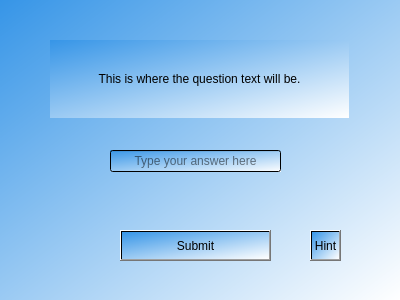
This is View/QuestionScreen.ui in JakeH-32/Capstone as Qt 5 draws it before an edit. The edited form follows.
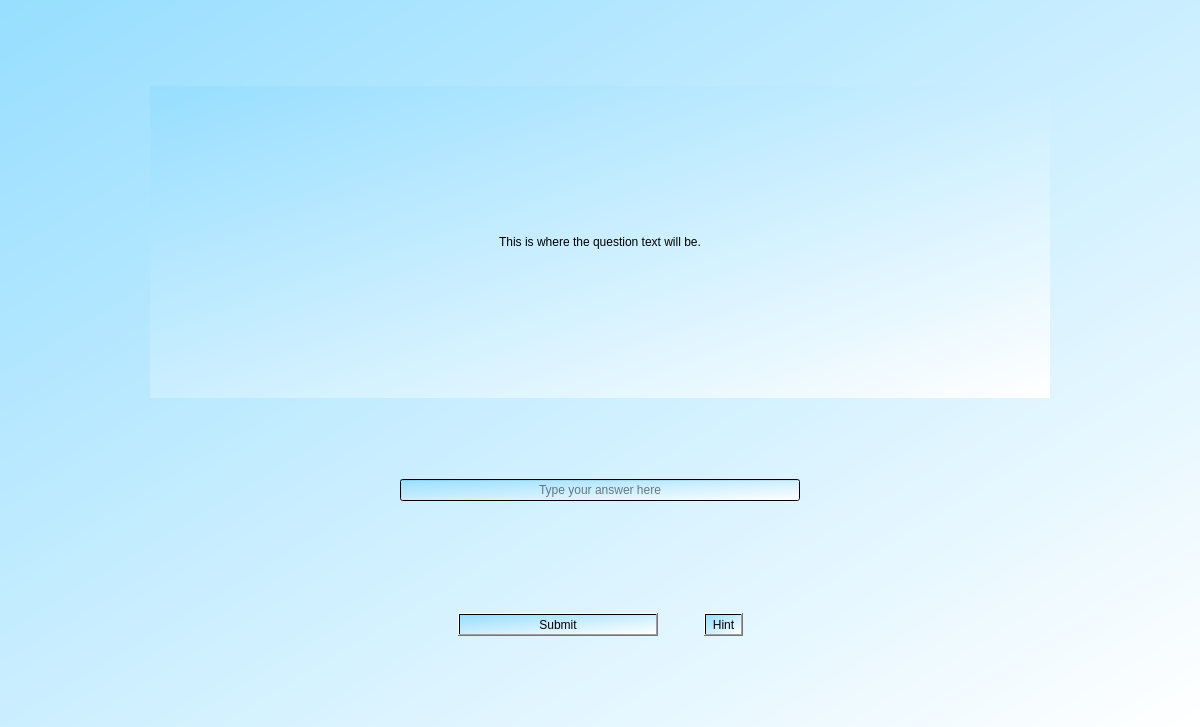
This is the edited form.

Patch:
```diff
--- a/View/QuestionScreen.ui
+++ b/View/QuestionScreen.ui
@@ -6,8 +6,8 @@
    <rect>
     <x>0</x>
     <y>0</y>
-    <width>400</width>
-    <height>300</height>
+    <width>1200</width>
+    <height>727</height>
    </rect>
   </property>
   <property name="windowTitle">
@@ -15,146 +15,364 @@
   </property>
   <property name="styleSheet">
    <string notr="true">QWidget{
-background-color:qlineargradient(spread:pad, x1:0, y1:0, x2:1, y2:1, stop:0 rgba(54, 149, 231, 255), stop:1 rgba(255, 255, 255, 255))
+background-color:qlineargradient(spread:pad, x1:0, y1:0, x2:1, y2:1, stop:0 rgb(151, 222, 255), stop:1 rgba(255, 255, 255, 255))
 }</string>
   </property>
-  <widget class="QLabel" name="QuestionLabel">
-   <property name="geometry">
-    <rect>
-     <x>50</x>
-     <y>40</y>
-     <width>299</width>
-     <height>78</height>
-    </rect>
-   </property>
-   <property name="styleSheet">
-    <string notr="true">QWidget{
-font: 25 12pt &quot;Calibri&quot;;
-background-color: &quot;lightgrey&quot;
-}</string>
-   </property>
-   <property name="text">
-    <string>This is where the question text will be.</string>
-   </property>
-   <property name="alignment">
-    <set>Qt::AlignCenter</set>
-   </property>
-  </widget>
-  <widget class="QPushButton" name="submit">
-   <property name="geometry">
-    <rect>
-     <x>120</x>
-     <y>230</y>
-     <width>151</width>
-     <height>31</height>
-    </rect>
-   </property>
-   <property name="styleSheet">
-    <string notr="true">QWidget{
-font: 25 12pt &quot;Calibri&quot;;
-background-color: &quot;lightgrey&quot;
-}</string>
-   </property>
-   <property name="text">
-    <string>Submit</string>
-   </property>
-  </widget>
-  <widget class="QLineEdit" name="answerBox">
-   <property name="geometry">
-    <rect>
-     <x>110</x>
-     <y>150</y>
-     <width>171</width>
-     <height>22</height>
-    </rect>
-   </property>
-   <property name="styleSheet">
-    <string notr="true">QWidget{
-font: 25 12pt &quot;Calibri&quot;;
-background-color: &quot;lightgrey&quot;
-}</string>
-   </property>
-   <property name="alignment">
-    <set>Qt::AlignCenter</set>
-   </property>
-   <property name="placeholderText">
-    <string>Type your answer here</string>
-   </property>
-  </widget>
-  <widget class="QToolButton" name="hintButton">
-   <property name="geometry">
-    <rect>
-     <x>310</x>
-     <y>230</y>
-     <width>31</width>
-     <height>31</height>
-    </rect>
-   </property>
-   <property name="styleSheet">
-    <string notr="true">QWidget{
-font: 25 12pt &quot;Calibri&quot;;
-background-color: &quot;lightgrey&quot;
-}</string>
-   </property>
-   <property name="text">
-    <string>Hint</string>
-   </property>
-  </widget>
-  <widget class="QLabel" name="hintLabel">
-   <property name="geometry">
-    <rect>
-     <x>90</x>
-     <y>190</y>
-     <width>211</width>
-     <height>20</height>
-    </rect>
-   </property>
-   <property name="autoFillBackground">
-    <bool>false</bool>
-   </property>
-   <property name="styleSheet">
-    <string notr="true">QWidget{
-font: 25 12pt &quot;Calibri&quot;;
-color: rgb(0, 0, 0);
-background-color: rgba(255, 255, 255, 0);
-}</string>
-   </property>
-   <property name="text">
-    <string/>
-   </property>
-   <property name="alignment">
-    <set>Qt::AlignCenter</set>
-   </property>
-  </widget>
-  <widget class="QLabel" name="emptyans">
-   <property name="geometry">
-    <rect>
-     <x>110</x>
-     <y>120</y>
-     <width>171</width>
-     <height>31</height>
-    </rect>
-   </property>
-   <property name="font">
-    <font>
-     <family>Calibri</family>
-     <pointsize>12</pointsize>
-    </font>
-   </property>
-   <property name="styleSheet">
-    <string notr="true">QWidget{
+  <layout class="QGridLayout" name="gridLayout_2">
+   <item row="1" column="2">
+    <layout class="QGridLayout" name="gridLayout" rowstretch="400,0,0,0,0,0,0,0,0,0,0,0,0,0,0">
+     <property name="sizeConstraint">
+      <enum>QLayout::SetNoConstraint</enum>
+     </property>
+     <item row="9" column="1">
+      <layout class="QVBoxLayout" name="verticalLayout_2">
+       <item>
+        <widget class="QLabel" name="emptyans">
+         <property name="font">
+          <font>
+           <family>Calibri</family>
+           <pointsize>12</pointsize>
+          </font>
+         </property>
+         <property name="styleSheet">
+          <string notr="true">QWidget{
 color:&quot;red&quot;;
 background-color:rgba(255, 255, 255, 0)
 }
 </string>
-   </property>
-   <property name="text">
-    <string/>
-   </property>
-   <property name="alignment">
-    <set>Qt::AlignCenter</set>
-   </property>
-  </widget>
+         </property>
+         <property name="text">
+          <string/>
+         </property>
+         <property name="alignment">
+          <set>Qt::AlignCenter</set>
+         </property>
+        </widget>
+       </item>
+       <item>
+        <widget class="QLabel" name="hintLabel">
+         <property name="autoFillBackground">
+          <bool>false</bool>
+         </property>
+         <property name="styleSheet">
+          <string notr="true">QWidget{
+font: 25 12pt &quot;Calibri&quot;;
+color: rgb(0, 0, 0);
+background-color: rgba(255, 255, 255, 0);
+}</string>
+         </property>
+         <property name="text">
+          <string/>
+         </property>
+         <property name="alignment">
+          <set>Qt::AlignCenter</set>
+         </property>
+        </widget>
+       </item>
+       <item>
+        <spacer name="verticalSpacer_6">
+         <property name="orientation">
+          <enum>Qt::Vertical</enum>
+         </property>
+         <property name="sizeType">
+          <enum>QSizePolicy::Minimum</enum>
+         </property>
+         <property name="sizeHint" stdset="0">
+          <size>
+           <width>20</width>
+           <height>30</height>
+          </size>
+         </property>
+        </spacer>
+       </item>
+      </layout>
+     </item>
+     <item row="1" column="1">
+      <spacer name="verticalSpacer_2">
+       <property name="orientation">
+        <enum>Qt::Vertical</enum>
+       </property>
+       <property name="sizeType">
+        <enum>QSizePolicy::Minimum</enum>
+       </property>
+       <property name="sizeHint" stdset="0">
+        <size>
+         <width>20</width>
+         <height>75</height>
+        </size>
+       </property>
+      </spacer>
+     </item>
+     <item row="2" column="1">
+      <layout class="QHBoxLayout" name="horizontalLayout_3">
+       <item>
+        <spacer name="horizontalSpacer_3">
+         <property name="orientation">
+          <enum>Qt::Horizontal</enum>
+         </property>
+         <property name="sizeHint" stdset="0">
+          <size>
+           <width>40</width>
+           <height>20</height>
+          </size>
+         </property>
+        </spacer>
+       </item>
+       <item>
+        <widget class="QLineEdit" name="answerBox">
+         <property name="minimumSize">
+          <size>
+           <width>400</width>
+           <height>0</height>
+          </size>
+         </property>
+         <property name="styleSheet">
+          <string notr="true">QWidget{
+font: 25 12pt &quot;Calibri&quot;;
+background-color: &quot;linen&quot;
+}</string>
+         </property>
+         <property name="alignment">
+          <set>Qt::AlignCenter</set>
+         </property>
+         <property name="placeholderText">
+          <string>Type your answer here</string>
+         </property>
+        </widget>
+       </item>
+       <item>
+        <spacer name="horizontalSpacer_4">
+         <property name="orientation">
+          <enum>Qt::Horizontal</enum>
+         </property>
+         <property name="sizeHint" stdset="0">
+          <size>
+           <width>40</width>
+           <height>20</height>
+          </size>
+         </property>
+        </spacer>
+       </item>
+      </layout>
+     </item>
+     <item row="14" column="1">
+      <spacer name="verticalSpacer_3">
+       <property name="orientation">
+        <enum>Qt::Vertical</enum>
+       </property>
+       <property name="sizeType">
+        <enum>QSizePolicy::Maximum</enum>
+       </property>
+       <property name="sizeHint" stdset="0">
+        <size>
+         <width>20</width>
+         <height>50</height>
+        </size>
+       </property>
+      </spacer>
+     </item>
+     <item row="12" column="1">
+      <layout class="QHBoxLayout" name="horizontalLayout">
+       <item>
+        <spacer name="horizontalSpacer_5">
+         <property name="orientation">
+          <enum>Qt::Horizontal</enum>
+         </property>
+         <property name="sizeType">
+          <enum>QSizePolicy::Expanding</enum>
+         </property>
+         <property name="sizeHint" stdset="0">
+          <size>
+           <width>40</width>
+           <height>20</height>
+          </size>
+         </property>
+        </spacer>
+       </item>
+       <item>
+        <widget class="QPushButton" name="submit">
+         <property name="minimumSize">
+          <size>
+           <width>200</width>
+           <height>0</height>
+          </size>
+         </property>
+         <property name="maximumSize">
+          <size>
+           <width>400</width>
+           <height>100</height>
+          </size>
+         </property>
+         <property name="styleSheet">
+          <string notr="true">QWidget{
+font: 25 12pt &quot;Calibri&quot;;
+background-color: &quot;linen&quot;
+}</string>
+         </property>
+         <property name="text">
+          <string>Submit</string>
+         </property>
+        </widget>
+       </item>
+       <item>
+        <spacer name="horizontalSpacer_7">
+         <property name="orientation">
+          <enum>Qt::Horizontal</enum>
+         </property>
+         <property name="sizeType">
+          <enum>QSizePolicy::Minimum</enum>
+         </property>
+         <property name="sizeHint" stdset="0">
+          <size>
+           <width>40</width>
+           <height>20</height>
+          </size>
+         </property>
+        </spacer>
+       </item>
+       <item>
+        <widget class="QToolButton" name="hintButton">
+         <property name="styleSheet">
+          <string notr="true">QWidget{
+font: 25 12pt &quot;Calibri&quot;;
+background-color: &quot;linen&quot;
+}</string>
+         </property>
+         <property name="text">
+          <string>Hint</string>
+         </property>
+        </widget>
+       </item>
+       <item>
+        <spacer name="horizontalSpacer_6">
+         <property name="orientation">
+          <enum>Qt::Horizontal</enum>
+         </property>
+         <property name="sizeType">
+          <enum>QSizePolicy::MinimumExpanding</enum>
+         </property>
+         <property name="sizeHint" stdset="0">
+          <size>
+           <width>40</width>
+           <height>20</height>
+          </size>
+         </property>
+        </spacer>
+       </item>
+      </layout>
+     </item>
+     <item row="3" column="1">
+      <spacer name="verticalSpacer">
+       <property name="orientation">
+        <enum>Qt::Vertical</enum>
+       </property>
+       <property name="sizeType">
+        <enum>QSizePolicy::Minimum</enum>
+       </property>
+       <property name="sizeHint" stdset="0">
+        <size>
+         <width>20</width>
+         <height>30</height>
+        </size>
+       </property>
+      </spacer>
+     </item>
+     <item row="0" column="1">
+      <layout class="QHBoxLayout" name="horizontalLayout_2">
+       <item>
+        <spacer name="horizontalSpacer_2">
+         <property name="orientation">
+          <enum>Qt::Horizontal</enum>
+         </property>
+         <property name="sizeType">
+          <enum>QSizePolicy::Minimum</enum>
+         </property>
+         <property name="sizeHint" stdset="0">
+          <size>
+           <width>40</width>
+           <height>20</height>
+          </size>
+         </property>
+        </spacer>
+       </item>
+       <item>
+        <widget class="QLabel" name="QuestionLabel">
+         <property name="minimumSize">
+          <size>
+           <width>450</width>
+           <height>100</height>
+          </size>
+         </property>
+         <property name="maximumSize">
+          <size>
+           <width>900</width>
+           <height>400</height>
+          </size>
+         </property>
+         <property name="styleSheet">
+          <string notr="true">QWidget{
+font: 25 12pt &quot;Calibri&quot;;
+background-color:&quot;linen&quot;
+}</string>
+         </property>
+         <property name="text">
+          <string>This is where the question text will be.</string>
+         </property>
+         <property name="alignment">
+          <set>Qt::AlignCenter</set>
+         </property>
+        </widget>
+       </item>
+       <item>
+        <spacer name="horizontalSpacer">
+         <property name="orientation">
+          <enum>Qt::Horizontal</enum>
+         </property>
+         <property name="sizeType">
+          <enum>QSizePolicy::Minimum</enum>
+         </property>
+         <property name="sizeHint" stdset="0">
+          <size>
+           <width>40</width>
+           <height>20</height>
+          </size>
+         </property>
+        </spacer>
+       </item>
+      </layout>
+     </item>
+     <item row="13" column="1">
+      <spacer name="verticalSpacer_5">
+       <property name="orientation">
+        <enum>Qt::Vertical</enum>
+       </property>
+       <property name="sizeHint" stdset="0">
+        <size>
+         <width>20</width>
+         <height>30</height>
+        </size>
+       </property>
+      </spacer>
+     </item>
+    </layout>
+   </item>
+   <item row="0" column="2">
+    <spacer name="verticalSpacer_4">
+     <property name="orientation">
+      <enum>Qt::Vertical</enum>
+     </property>
+     <property name="sizeType">
+      <enum>QSizePolicy::Minimum</enum>
+     </property>
+     <property name="sizeHint" stdset="0">
+      <size>
+       <width>20</width>
+       <height>75</height>
+      </size>
+     </property>
+    </spacer>
+   </item>
+  </layout>
  </widget>
  <resources/>
  <connections/>
```
